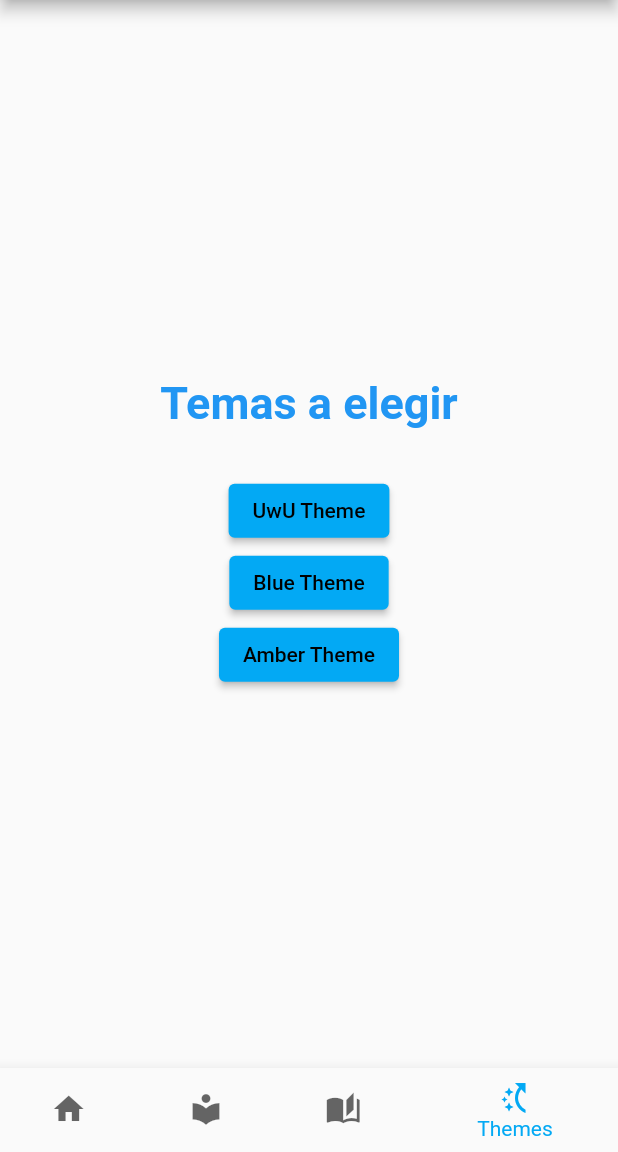
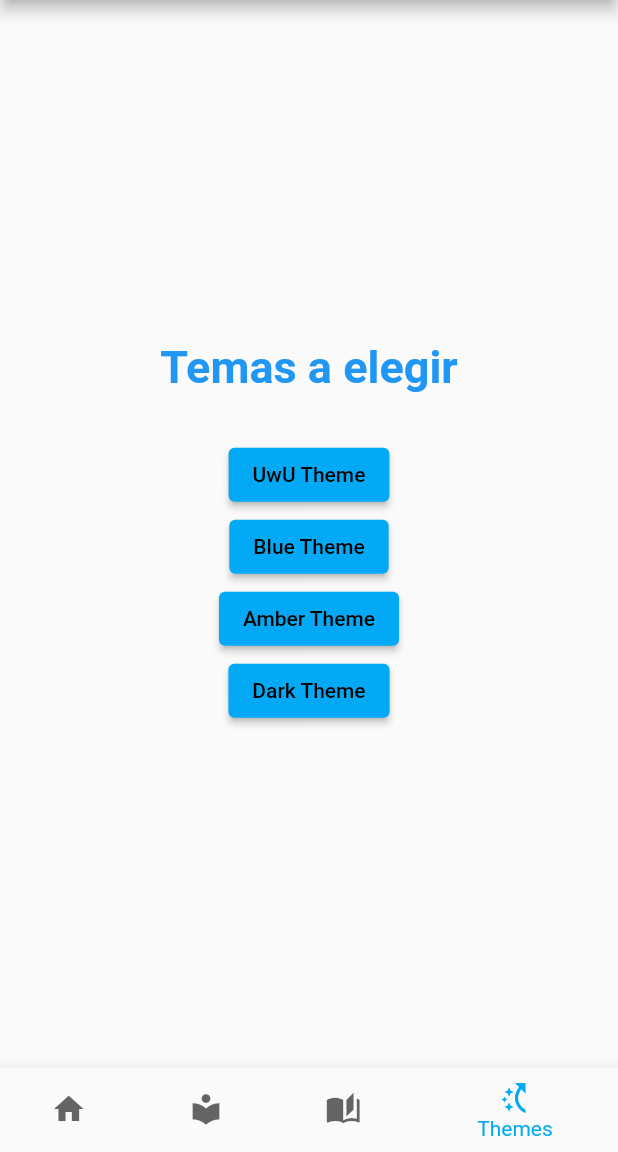
Before and after one commit to lpedraoss/monis, a Flutter app: the screen it shows after launch, item 4 of the bottom bar chosen, after a tap on "Blue Theme", on a phone screen of 412 x 824 dp, the part 84-1236 px from its top. Run offline on Flutter 3.47's test engine with Material 2 defaults, Android fonts, the phone set to English and light mode, and no system bars; our stand-ins replace camera, cloud_firestore, firebase_core, firebase_storage, flutter_bloc, shared_preferences; accounts and stored records are empty.

Commit message:
Se ha modificado el funcionamiento del tema Se elimino el segundo manejador de estado para el tema

```diff
--- a/lib/categories/book_category_screen.dart
+++ b/lib/categories/book_category_screen.dart
@@ -1,5 +1,4 @@
 import 'package:flutter/material.dart';
-import 'package:monis/home/home_screen.dart';
 import 'package:monis/item_books/item_books.dart';
 import 'package:monis/model/book.dart';
 import 'package:monis/model/book_category.dart';
--- a/lib/main.dart
+++ b/lib/main.dart
@@ -6,7 +6,7 @@ import 'package:monis/bookshelf/bookshelf_screen.dart';
 import 'package:monis/categories/categories_screen.dart';
 import 'package:monis/home/home_screen.dart';
 import 'package:monis/service/bookshelf_service.dart';
-import 'package:monis/themes/theme.dart';
+import 'package:monis/themes/theme_cubit.dart';
 import 'package:monis/themes/theme_switcher.dart';
 import 'package:provider/provider.dart';
 
@@ -30,8 +30,6 @@ class MonisApp extends StatelessWidget {
           create: (context) => ThemeCubit(),
         ),
       ],
-      child: ChangeNotifierProvider<ThemeProvider>(
-        create: (_) => ThemeProvider(),
       child: BlocProvider(
         create: (_) {
           return BookshelfBloc(
@@ -39,7 +37,6 @@ class MonisApp extends StatelessWidget {
           )..add(const StartShelfEvent());
         },
         child: const MyApp(),
-        ),
       ),
     );
   }
@@ -50,13 +47,13 @@ class MyApp extends StatelessWidget {
 
   @override
   Widget build(BuildContext context) {
-    // ignore: unused_local_variable
-    final themeCubit = context.watch<ThemeCubit>();
-    final themeProvider = context.read<ThemeProvider>();
-
+    return BlocBuilder<ThemeCubit, ThemeOption>(
+      builder: (context, state) {
         return MaterialApp(
-      theme: themeProvider.current,
+          theme: state.getThemeData(),
           home: const BottonNavigationWidget(),
+        );
+      },
     );
   }
 }
--- a/lib/themes/theme.dart
+++ /dev/null
@@ -1,48 +0,0 @@
-import 'package:flutter/material.dart';
-import 'package:flutter_bloc/flutter_bloc.dart';
-import 'package:monis/utils/theme_mode.dart' as theme;
-
-class ThemeCubit extends Cubit<theme.ThemeMode> {
-  ThemeCubit() : super(theme.ThemeMode.pink);
-  void changeTouwuTheme() => emit(theme.ThemeMode.pink);
-  void changeToBlueTheme() => emit(theme.ThemeMode.blue);
-  void changeToAmberTheme() => emit(theme.ThemeMode.amber);
-}
-
-class ThemeProvider with ChangeNotifier {
-  final uwuTheme = ThemeData(
-    primarySwatch: Colors.pink,
-    textTheme: ThemeData.light().textTheme.copyWith(
-          bodyLarge: const TextStyle(color: Colors.pinkAccent),
-          bodyMedium: const TextStyle(color: Colors.pinkAccent),
-          titleLarge: const TextStyle(color: Colors.pinkAccent),
-          titleMedium: const TextStyle(color: Colors.pinkAccent),
-          titleSmall: const TextStyle(color: Colors.pinkAccent),
-        ),
-  );
-
-  final blueTheme = ThemeData(
-    primarySwatch: Colors.lightBlue,
-    textTheme: ThemeData.light().textTheme.copyWith(
-          bodyLarge: const TextStyle(color: Colors.blue),
-          bodyMedium: const TextStyle(color: Colors.blue),
-          titleLarge: const TextStyle(color: Colors.blue),
-          titleMedium: const TextStyle(color: Colors.blue),
-          titleSmall: const TextStyle(color: Colors.blue),
-        ),
-  );
-
-  final amberTheme = ThemeData(
-    primarySwatch: Colors.amber,
-  );
-  var currentTheme = ThemeData(
-    primarySwatch: Colors.pink,
-  );
-
-  ThemeData get current => currentTheme;
-
-  void setTheme(ThemeData theme) {
-    currentTheme = theme;
-    notifyListeners();
-  }
-}
--- /dev/null
+++ b/lib/themes/theme_cubit.dart
@@ -0,0 +1,17 @@
+import 'package:flutter/material.dart';
+import 'package:flutter_bloc/flutter_bloc.dart';
+
+part 'theme_mode.dart';
+part 'themes.dart';
+
+class ThemeCubit extends Cubit<ThemeOption> {
+  ThemeCubit() : super(ThemeOption.pink);
+  void changeTheme(ThemeOption option) {
+    emit(option);
+  }
+
+  // void changeTouwuTheme() => emit(ThemeOption.pink);
+  // void changeToBlueTheme() => emit(ThemeOption.blue);
+  // void changeToAmberTheme() => emit(ThemeOption.amber);
+  // void changeToDarkTheme() => emit(ThemeOption.dark);
+}
--- /dev/null
+++ b/lib/themes/theme_mode.dart
@@ -0,0 +1,13 @@
+part of 'theme_cubit.dart';
+
+enum ThemeOption {
+  pink(getUwuTheme),
+  blue(getBlueTheme),
+  dark(getDarkTheme),
+  amber(getAmberTheme);
+
+  const ThemeOption(
+    this.getThemeData,
+  );
+  final ThemeData Function() getThemeData;
+}
--- a/lib/themes/theme_switcher.dart
+++ b/lib/themes/theme_switcher.dart
@@ -1,14 +1,13 @@
 import 'package:flutter/material.dart';
 import 'package:flutter_bloc/flutter_bloc.dart';
-import 'package:monis/themes/theme.dart';
+import 'package:monis/themes/theme_cubit.dart';
 
 class SwitcherTheme extends StatelessWidget {
   const SwitcherTheme({super.key});
 
   @override
   Widget build(BuildContext context) {
-    final themeCubit = context.watch<ThemeCubit>();
-    final themeProvider = context.read<ThemeProvider>();
+    final themeCubit = BlocProvider.of<ThemeCubit>(context);
 
     return Center(
       child: Column(
@@ -16,31 +15,45 @@ class SwitcherTheme extends StatelessWidget {
         children: [
           const Text(
             'Temas a elegir',
-            style: TextStyle(fontSize: 30, fontWeight: FontWeight.bold),
+            style: TextStyle(
+              fontSize: 30,
+              fontWeight: FontWeight.bold,
+            ),
           ),
           const SizedBox(
             height: 30,
           ),
           ElevatedButton(
             onPressed: () {
-              themeCubit.changeTouwuTheme();
-              themeProvider.setTheme(themeProvider.uwuTheme);
+              themeCubit.changeTheme(
+                ThemeOption.pink,
+              );
             },
             child: const Text('UwU Theme'),
           ),
           ElevatedButton(
             onPressed: () {
-              themeCubit.changeToBlueTheme();
-              themeProvider.setTheme(themeProvider.blueTheme);
+              themeCubit.changeTheme(
+                ThemeOption.blue,
+              );
             },
             child: const Text('Blue Theme'),
           ),
           ElevatedButton(
             onPressed: () {
-              themeCubit.changeToAmberTheme();
-              themeProvider.setTheme(themeProvider.amberTheme);
+              themeCubit.changeTheme(
+                ThemeOption.amber,
+              );
             },
             child: const Text('Amber Theme'),
+          ),
+          ElevatedButton(
+            onPressed: () {
+              themeCubit.changeTheme(
+                ThemeOption.dark,
+              );
+            },
+            child: const Text('Dark Theme'),
           ),
         ],
       ),
--- /dev/null
+++ b/lib/themes/themes.dart
@@ -0,0 +1,33 @@
+part of 'theme_cubit.dart';
+
+ThemeData getBlueTheme() {
+  return ThemeData(
+    primarySwatch: Colors.lightBlue,
+    textTheme: ThemeData.light().textTheme.copyWith(
+          bodyLarge: const TextStyle(color: Colors.blue),
+          bodyMedium: const TextStyle(color: Colors.blue),
+          titleLarge: const TextStyle(color: Colors.blue),
+          titleMedium: const TextStyle(color: Colors.blue),
+          titleSmall: const TextStyle(color: Colors.blue),
+        ),
+  );
+}
+
+ThemeData getUwuTheme() {
+  return ThemeData(
+    primarySwatch: Colors.pink,
+    textTheme: ThemeData.light().textTheme.copyWith(
+          bodyLarge: const TextStyle(color: Colors.pinkAccent),
+          bodyMedium: const TextStyle(color: Colors.pinkAccent),
+          titleLarge: const TextStyle(color: Colors.pinkAccent),
+          titleMedium: const TextStyle(color: Colors.pinkAccent),
+          titleSmall: const TextStyle(color: Colors.pinkAccent),
+        ),
+  );
+}
+
+ThemeData getAmberTheme() => ThemeData(
+      primarySwatch: Colors.amber,
+    );
+
+ThemeData getDarkTheme() => ThemeData.dark();
--- a/lib/utils/theme_mode.dart
+++ /dev/null
@@ -1,5 +0,0 @@
-enum ThemeMode {
-  pink,
-  blue,
-  amber,
-}
```
Lines whose indentation alone changed are shown as unchanged.
